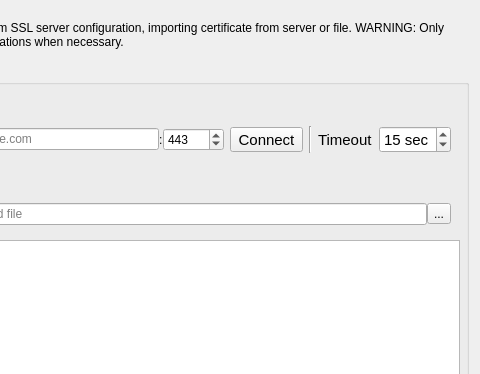
The window that src/ui/auth/qgsauthsslimportdialog.ui (qgis/QGIS) describes before a commit, drawn with Qt 5; both pictures show x 137 to 617 and y 0 to 374 of the 617 by 710 pixel window.
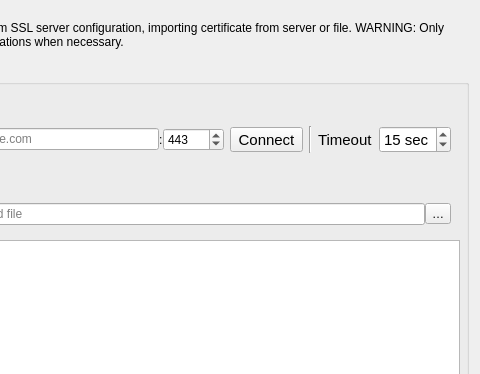
The same window after the commit. Custom widgets are drawn as their Qt base class.

```diff
--- a/src/ui/auth/qgsauthsslimportdialog.ui
+++ b/src/ui/auth/qgsauthsslimportdialog.ui
@@ -231,7 +231,7 @@
           <item>
            <widget class="QToolButton" name="btnCertPath">
             <property name="text">
-             <string>...</string>
+             <string>…</string>
             </property>
             <property name="popupMode">
              <enum>QToolButton::InstantPopup</enum>
```
